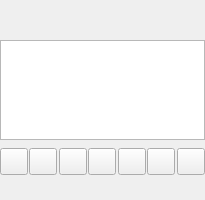
This is ui/scene_beat_item_widget.ui in zkovari/plotlyst as Qt 5 draws it before an edit. The edited form follows.
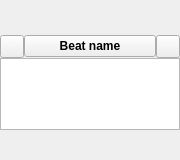
This is the edited form. Custom widgets are drawn as their Qt base class.

Commit message: Renovate scene beats timeline (#399)

```diff
--- a/ui/scene_beat_item_widget.ui
+++ b/ui/scene_beat_item_widget.ui
@@ -6,8 +6,8 @@
    <rect>
     <x>0</x>
     <y>0</y>
-    <width>205</width>
-    <height>200</height>
+    <width>180</width>
+    <height>160</height>
    </rect>
   </property>
   <property name="sizePolicy">
@@ -19,13 +19,13 @@
   <property name="minimumSize">
    <size>
     <width>180</width>
-    <height>200</height>
+    <height>160</height>
    </size>
   </property>
   <property name="maximumSize">
    <size>
-    <width>233</width>
-    <height>200</height>
+    <width>180</width>
+    <height>160</height>
    </size>
   </property>
   <property name="windowTitle">
@@ -55,7 +55,7 @@
      <property name="sizeHint" stdset="0">
       <size>
        <width>197</width>
-       <height>40</height>
+       <height>35</height>
       </size>
      </property>
     </spacer>
@@ -78,18 +78,71 @@
       <property name="bottomMargin">
        <number>0</number>
       </property>
+      <item>
+       <widget class="QWidget" name="wdgTop" native="true">
+        <property name="sizePolicy">
+         <sizepolicy hsizetype="Preferred" vsizetype="Fixed">
+          <horstretch>0</horstretch>
+          <verstretch>0</verstretch>
+         </sizepolicy>
+        </property>
+        <layout class="QHBoxLayout" name="horizontalLayout">
+         <property name="spacing">
+          <number>0</number>
+         </property>
+         <property name="leftMargin">
+          <number>0</number>
+         </property>
+         <property name="topMargin">
+          <number>0</number>
+         </property>
+         <property name="rightMargin">
+          <number>0</number>
+         </property>
+         <property name="bottomMargin">
+          <number>0</number>
+         </property>
+         <item>
+          <widget class="Icon" name="btnDrag">
+           <property name="cursor">
+            <cursorShape>OpenHandCursor</cursorShape>
+           </property>
+           <property name="iconName" stdset="0">
+            <string>mdi.drag</string>
+           </property>
+          </widget>
+         </item>
+         <item>
+          <widget class="IconText" name="btnName">
+           <property name="font">
+            <font>
+             <weight>75</weight>
+             <bold>true</bold>
+            </font>
+           </property>
+           <property name="text">
+            <string>Beat name</string>
+           </property>
+          </widget>
+         </item>
+         <item>
+          <widget class="RemovalButton" name="btnDelete"/>
+         </item>
+        </layout>
+       </widget>
+      </item>
       <item>
        <widget class="QTextEdit" name="text">
         <property name="minimumSize">
          <size>
           <width>0</width>
-          <height>100</height>
+          <height>0</height>
          </size>
         </property>
         <property name="maximumSize">
          <size>
           <width>16777215</width>
-          <height>100</height>
+          <height>16777215</height>
          </size>
         </property>
         <property name="styleSheet">
@@ -104,10 +157,28 @@
        </widget>
       </item>
       <item>
-       <widget class="QWidget" name="wdgEmotions" native="true">
-        <layout class="QHBoxLayout" name="horizontalLayout">
+       <widget class="QWidget" name="wdgBottom" native="true">
+        <property name="sizePolicy">
+         <sizepolicy hsizetype="Preferred" vsizetype="Fixed">
+          <horstretch>0</horstretch>
+          <verstretch>0</verstretch>
+         </sizepolicy>
+        </property>
+        <property name="minimumSize">
+         <size>
+          <width>0</width>
+          <height>30</height>
+         </size>
+        </property>
+        <property name="maximumSize">
+         <size>
+          <width>16777215</width>
+          <height>30</height>
+         </size>
+        </property>
+        <layout class="QHBoxLayout" name="layoutTop">
          <property name="spacing">
-          <number>1</number>
+          <number>2</number>
          </property>
          <property name="leftMargin">
           <number>0</number>
@@ -121,183 +192,9 @@
          <property name="bottomMargin">
           <number>0</number>
          </property>
-         <item alignment="Qt::AlignLeft">
-          <widget class="SecondaryActionToolButton" name="btnEmotionN3">
-           <property name="iconSize">
-            <size>
-             <width>20</width>
-             <height>20</height>
-            </size>
-           </property>
-           <property name="checkable">
-            <bool>true</bool>
-           </property>
-           <property name="iconName" stdset="0">
-            <string>ri.emotion-unhappy-line</string>
-           </property>
-           <property name="checkedColor" stdset="0">
-            <string>#ef0000</string>
-           </property>
-           <property name="emotion" stdset="0">
-            <number>-3</number>
-           </property>
-          </widget>
-         </item>
-         <item alignment="Qt::AlignLeft">
-          <widget class="SecondaryActionToolButton" name="btnEmotionN2">
-           <property name="iconSize">
-            <size>
-             <width>20</width>
-             <height>20</height>
-            </size>
-           </property>
-           <property name="checkable">
-            <bool>true</bool>
-           </property>
-           <property name="iconName" stdset="0">
-            <string>mdi6.emoticon-sad-outline</string>
-           </property>
-           <property name="checkedColor" stdset="0">
-            <string>#ff8e2b</string>
-           </property>
-           <property name="emotion" stdset="0">
-            <number>-2</number>
-           </property>
-          </widget>
-         </item>
-         <item alignment="Qt::AlignLeft">
-          <widget class="SecondaryActionToolButton" name="btnEmotionN1">
-           <property name="iconSize">
-            <size>
-             <width>20</width>
-             <height>20</height>
-            </size>
-           </property>
-           <property name="checkable">
-            <bool>true</bool>
-           </property>
-           <property name="iconName" stdset="0">
-            <string>mdi.emoticon-confused-outline</string>
-           </property>
-           <property name="emotion" stdset="0">
-            <number>-1</number>
-           </property>
-          </widget>
-         </item>
-         <item alignment="Qt::AlignLeft">
-          <widget class="SecondaryActionToolButton" name="btnEmotionNeutral">
-           <property name="iconSize">
-            <size>
-             <width>20</width>
-             <height>20</height>
-            </size>
-           </property>
-           <property name="checkable">
-            <bool>true</bool>
-           </property>
-           <property name="iconName" stdset="0">
-            <string>mdi.emoticon-neutral-outline</string>
-           </property>
-           <property name="emotion" stdset="0">
-            <number>0</number>
-           </property>
-          </widget>
-         </item>
-         <item alignment="Qt::AlignLeft">
-          <widget class="SecondaryActionToolButton" name="btnEmotionP1">
-           <property name="iconSize">
-            <size>
-             <width>20</width>
-             <height>20</height>
-            </size>
-           </property>
-           <property name="checkable">
-            <bool>true</bool>
-           </property>
-           <property name="iconName" stdset="0">
-            <string>mdi6.emoticon-happy-outline</string>
-           </property>
-           <property name="emotion" stdset="0">
-            <number>1</number>
-           </property>
-          </widget>
-         </item>
-         <item alignment="Qt::AlignLeft">
-          <widget class="SecondaryActionToolButton" name="btnEmotionP2">
-           <property name="iconSize">
-            <size>
-             <width>20</width>
-             <height>20</height>
-            </size>
-           </property>
-           <property name="checkable">
-            <bool>true</bool>
-           </property>
-           <property name="iconName" stdset="0">
-            <string>ri.emotion-happy-line</string>
-           </property>
-           <property name="checkedColor" stdset="0">
-            <string>#93e5ab</string>
-           </property>
-           <property name="emotion" stdset="0">
-            <number>2</number>
-           </property>
-          </widget>
-         </item>
-         <item alignment="Qt::AlignLeft">
-          <widget class="SecondaryActionToolButton" name="btnEmotionP3">
-           <property name="iconSize">
-            <size>
-             <width>20</width>
-             <height>20</height>
-            </size>
-           </property>
-           <property name="checkable">
-            <bool>true</bool>
-           </property>
-           <property name="iconName" stdset="0">
-            <string>mdi6.emoticon-excited-outline</string>
-           </property>
-           <property name="checkedColor" stdset="0">
-            <string>#00ca94</string>
-           </property>
-           <property name="emotion" stdset="0">
-            <number>3</number>
-           </property>
-          </widget>
-         </item>
         </layout>
        </widget>
       </item>
-      <item>
-       <layout class="QHBoxLayout" name="layoutTop">
-        <property name="spacing">
-         <number>2</number>
-        </property>
-        <item alignment="Qt::AlignRight">
-         <widget class="QToolButton" name="btnDelete">
-          <property name="cursor">
-           <cursorShape>PointingHandCursor</cursorShape>
-          </property>
-          <property name="toolTip">
-           <string>Remove beat</string>
-          </property>
-          <property name="styleSheet">
-           <string notr="true">border: 0px;</string>
-          </property>
-          <property name="text">
-           <string/>
-          </property>
-          <property name="iconSize">
-           <size>
-            <width>14</width>
-            <height>14</height>
-           </size>
-          </property>
-         </widget>
-        </item>
-       </layout>
-      </item>
      </layout>
     </widget>
    </item>
@@ -305,9 +202,19 @@
  </widget>
  <customwidgets>
   <customwidget>
-   <class>SecondaryActionToolButton</class>
+   <class>Icon</class>
    <extends>QToolButton</extends>
-   <header>src.main.python.plotlyst.view.widget.button</header>
+   <header>src.main.python.plotlyst.view.widget.display</header>
+  </customwidget>
+  <customwidget>
+   <class>IconText</class>
+   <extends>QPushButton</extends>
+   <header>src.main.python.plotlyst.view.widget.display</header>
+  </customwidget>
+  <customwidget>
+   <class>RemovalButton</class>
+   <extends>QToolButton</extends>
+   <header>src.main.python.plotlyst.view.widget.input</header>
   </customwidget>
  </customwidgets>
  <resources/>
```
The commit also changes 9 other files.
